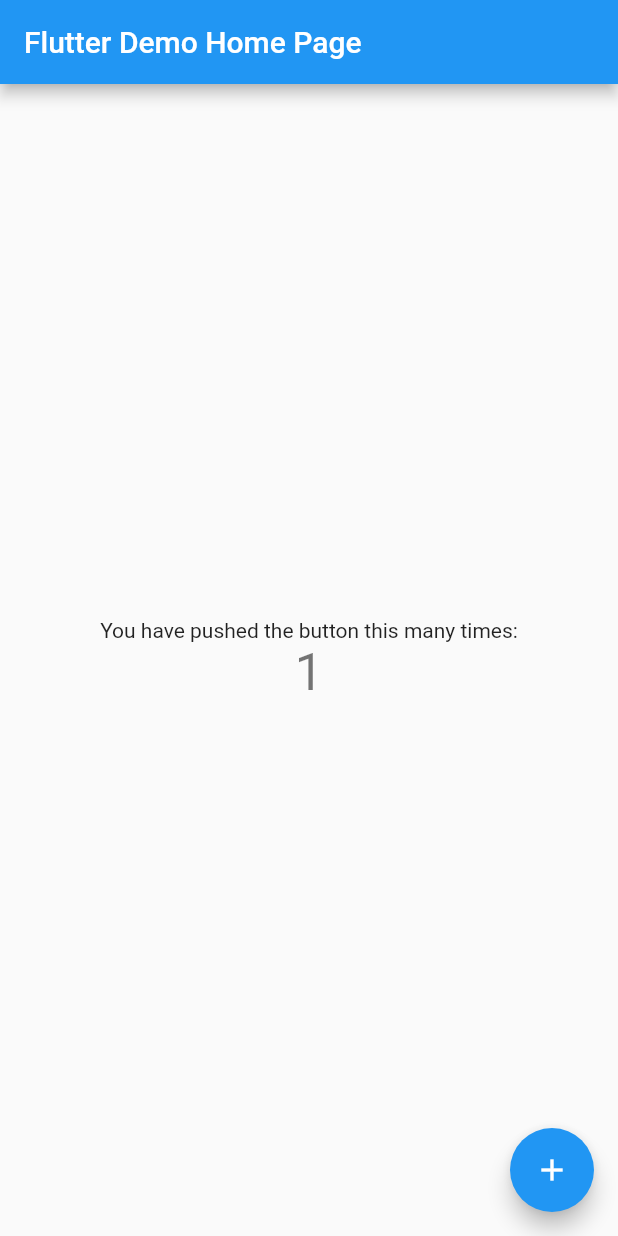
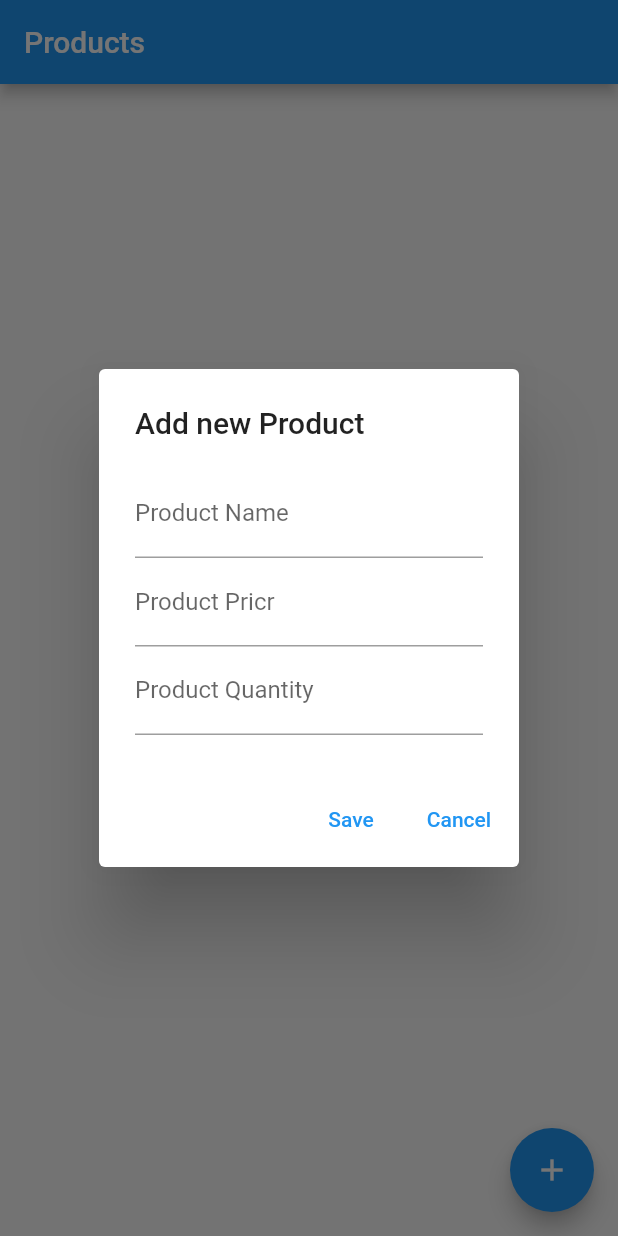
Before and after one commit to RusiraPathum/flutter-CRUD, a Flutter app: the screen it shows after launch, after a tap on the "add" icon, on a phone screen of 412 x 824 dp. Run offline on Flutter 3.47's test engine with Material 2 defaults, Android fonts, the phone set to English and light mode, and no system bars; our stand-ins replace sqflite; accounts and stored records are empty.

Commit message:
connect with database

```diff
--- /dev/null
+++ b/lib/db_helper.dart
@@ -0,0 +1,63 @@
+import 'dart:async';
+import 'dart:io';
+
+import 'package:flutter_crud/product.dart';
+import 'package:path/path.dart';
+import 'package:path_provider/path_provider.dart';
+import 'package:sqflite/sqflite.dart';
+
+class DBHelper {
+  static final _databaseName = 'mydb.db';
+  static final _databaseVersion = 1;
+
+  static final _tableProducts = 'prodcuts';
+  static String path = '';
+
+  DBHelper._privateConstructor();
+  static final DBHelper instance = DBHelper._privateConstructor();
+
+  static Database _database = _database;
+
+  Future get database async {
+    if (_database != null) return _database;
+
+    _database = await _initDatabase();
+    return _database;
+  }
+
+  _initDatabase() async {
+    Directory documentDirectory = await getApplicationDocumentsDirectory();
+
+    //Local storage path/databasename.db
+    String path = join(documentDirectory.path, _databaseName);
+
+    return await openDatabase(path,
+        version: _databaseVersion, onCreate: _onCreate);
+  }
+
+  FutureOr _onCreate(Database db, int version) async {
+    await db.execute(
+        'CREATE TABLE $_tableProducts (id INTEGER PRIMARY KEY autoIncrement, name TEXT, price TEXT, quantity INTEGER)');
+  }
+
+  static Future getFieldData() async {
+    return getDatabasesPath().then((value) {
+      return path = value;
+    });
+  }
+
+  Future insertProduct(Product product) async {
+    Database db = await instance.database;
+
+    return await db.insert(_databaseName, Product.toMap(product),
+        conflictAlgorithm: ConflictAlgorithm.ignore);
+  }
+
+  Future<List<Product>> getProductList() async {
+    Database db = await instance.database;
+
+    List<Map> maps = await db.query(_tableProducts);
+    print(maps);
+    return Product.fromMapList(maps);
+  }
+}
--- a/lib/main.dart
+++ b/lib/main.dart
@@ -1,4 +1,5 @@
 import 'package:flutter/material.dart';
+import 'package:flutter_crud/product_screen.dart';
 
 void main() {
   runApp(const MyApp());
@@ -13,103 +14,9 @@ class MyApp extends StatelessWidget {
     return MaterialApp(
       title: 'Flutter Demo',
       theme: ThemeData(
-        // This is the theme of your application.
-        //
-        // Try running your application with "flutter run". You'll see the
-        // application has a blue toolbar. Then, without quitting the app, try
-        // changing the primarySwatch below to Colors.green and then invoke
-        // "hot reload" (press "r" in the console where you ran "flutter run",
-        // or simply save your changes to "hot reload" in a Flutter IDE).
-        // Notice that the counter didn't reset back to zero; the application
-        // is not restarted.
         primarySwatch: Colors.blue,
       ),
-      home: const MyHomePage(title: 'Flutter Demo Home Page'),
+      home: const ProductScreen(),
     );
   }
 }
-
-class MyHomePage extends StatefulWidget {
-  const MyHomePage({super.key, required this.title});
-
-  // This widget is the home page of your application. It is stateful, meaning
-  // that it has a State object (defined below) that contains fields that affect
-  // how it looks.
-
-  // This class is the configuration for the state. It holds the values (in this
-  // case the title) provided by the parent (in this case the App widget) and
-  // used by the build method of the State. Fields in a Widget subclass are
-  // always marked "final".
-
-  final String title;
-
-  @override
-  State<MyHomePage> createState() => _MyHomePageState();
-}
-
-class _MyHomePageState extends State<MyHomePage> {
-  int _counter = 0;
-
-  void _incrementCounter() {
-    setState(() {
-      // This call to setState tells the Flutter framework that something has
-      // changed in this State, which causes it to rerun the build method below
-      // so that the display can reflect the updated values. If we changed
-      // _counter without calling setState(), then the build method would not be
-      // called again, and so nothing would appear to happen.
-      _counter++;
-    });
-  }
-
-  @override
-  Widget build(BuildContext context) {
-    // This method is rerun every time setState is called, for instance as done
-    // by the _incrementCounter method above.
-    //
-    // The Flutter framework has been optimized to make rerunning build methods
-    // fast, so that you can just rebuild anything that needs updating rather
-    // than having to individually change instances of widgets.
-    return Scaffold(
-      appBar: AppBar(
-        // Here we take the value from the MyHomePage object that was created by
-        // the App.build method, and use it to set our appbar title.
-        title: Text(widget.title),
-      ),
-      body: Center(
-        // Center is a layout widget. It takes a single child and positions it
-        // in the middle of the parent.
-        child: Column(
-          // Column is also a layout widget. It takes a list of children and
-          // arranges them vertically. By default, it sizes itself to fit its
-          // children horizontally, and tries to be as tall as its parent.
-          //
-          // Invoke "debug painting" (press "p" in the console, choose the
-          // "Toggle Debug Paint" action from the Flutter Inspector in Android
-          // Studio, or the "Toggle Debug Paint" command in Visual Studio Code)
-          // to see the wireframe for each widget.
-          //
-          // Column has various properties to control how it sizes itself and
-          // how it positions its children. Here we use mainAxisAlignment to
-          // center the children vertically; the main axis here is the vertical
-          // axis because Columns are vertical (the cross axis would be
-          // horizontal).
-          mainAxisAlignment: MainAxisAlignment.center,
-          children: <Widget>[
-            const Text(
-              'You have pushed the button this many times:',
-            ),
-            Text(
-              '$_counter',
-              style: Theme.of(context).textTheme.headline4,
-            ),
-          ],
-        ),
-      ),
-      floatingActionButton: FloatingActionButton(
-        onPressed: _incrementCounter,
-        tooltip: 'Increment',
-        child: const Icon(Icons.add),
-      ), // This trailing comma makes auto-formatting nicer for build methods.
-    );
-  }
-}
--- /dev/null
+++ b/lib/product.dart
@@ -0,0 +1,46 @@
+class Product {
+  int id = 0;
+  String name = "";
+  String price = "";
+  int quantity = 0;
+
+  // Product(
+  //     {required this.id,
+  //     required this.name,
+  //     required this.price,
+  //     required this.quantity});
+
+  // from map Map => Product object
+  static Product fromMap(Map<String, dynamic> query) {
+    // Product product = Product(id: 0, name: '', price: '', quantity: 0);
+    Product product = Product();
+
+    product.id = query['id'];
+    product.name = query['name'];
+    product.price = query['price'];
+    product.quantity = query['quantity'];
+
+    return product;
+  }
+
+  // to map ------ product => Map
+  static Map<String, dynamic> toMap(Product product) {
+    return <String, dynamic>{
+      'id': product.id,
+      'name': product.name,
+      'price': product.price,
+      'quantity': product.quantity,
+    };
+  }
+
+  // from map list ----- Map List => Product List
+  static List<Product> fromMapList(List<Map<String, dynamic>> query) {
+    List<Product> products = [];
+
+    for (Map mp in query) {
+      products.add(fromMap(mp));
+    }
+
+    return products;
+  }
+}
--- /dev/null
+++ b/lib/product_screen.dart
@@ -0,0 +1,102 @@
+import 'package:flutter/material.dart';
+import 'package:flutter/widgets.dart';
+import 'package:flutter_crud/db_helper.dart';
+import 'package:flutter_crud/product.dart';
+
+class ProductScreen extends StatefulWidget {
+  const ProductScreen({super.key});
+
+  @override
+  State<ProductScreen> createState() => _ProductScreenState();
+}
+
+class _ProductScreenState extends State<ProductScreen> {
+  TextEditingController _nameController = TextEditingController();
+  TextEditingController _priceController = TextEditingController();
+  TextEditingController _quantityController = TextEditingController();
+
+  @override
+  Widget build(BuildContext context) {
+    return Scaffold(
+      appBar: AppBar(
+        title: Text("Products"),
+      ),
+      body: Center(
+        child: Column(
+          children: [
+            // Expanded(child: child)
+          ],
+        ),
+      ),
+      floatingActionButton: FloatingActionButton(
+        onPressed: () {
+          showProductDialogBox(context);
+        },
+        child: Icon(Icons.add),
+        backgroundColor: Colors.blue,
+      ),
+    );
+  }
+
+  showProductDialogBox(BuildContext context) {
+    Widget saveButton = TextButton(
+      onPressed: () {
+        if (_nameController.text.isNotEmpty &&
+            _priceController.text.isNotEmpty &&
+            _quantityController.text.isNotEmpty) {
+          Product product = Product();
+
+          product.name = _nameController.text;
+          product.price = _priceController.text;
+          product.quantity = int.parse(_quantityController.text);
+
+          DBHelper.instance.insertProduct(product).then((value) {});
+        }
+      },
+      child: Text('Save'),
+    );
+    Widget cancelButton = TextButton(
+      onPressed: () {
+        Navigator.of(context).pop();
+      },
+      child: Text('Cancel'),
+    );
+
+    AlertDialog productDetailsBox = AlertDialog(
+      title: Text('Add new Product'),
+      content: Container(
+        child: Wrap(
+          children: [
+            Container(
+              child: TextFormField(
+                controller: _nameController,
+                decoration: InputDecoration(labelText: 'Product Name'),
+              ),
+            ),
+            Container(
+              child: TextFormField(
+                controller: _priceController,
+                decoration: InputDecoration(labelText: 'Product Pricr'),
+                keyboardType: TextInputType.number,
+              ),
+            ),
+            Container(
+              child: TextFormField(
+                controller: _quantityController,
+                decoration: InputDecoration(labelText: 'Product Quantity'),
+                keyboardType: TextInputType.number,
+              ),
+            ),
+          ],
+        ),
+      ),
+      actions: [saveButton, cancelButton],
+    );
+
+    showDialog(
+        context: context,
+        builder: (BuildContext context) {
+          return productDetailsBox;
+        });
+  }
+}
--- a/pubspec.yaml
+++ b/pubspec.yaml
@@ -36,6 +36,12 @@ dependencies:
   # The following adds the Cupertino Icons font to your application.
   # Use with the CupertinoIcons class for iOS style icons.
   cupertino_icons: ^1.0.2
+
+  sqflite: ^2.2.3
+
+  path:
+
+  path_provider:
 
 dev_dependencies:
   flutter_test:
```
Also changed, not shown: pubspec.lock, 1 other file.
